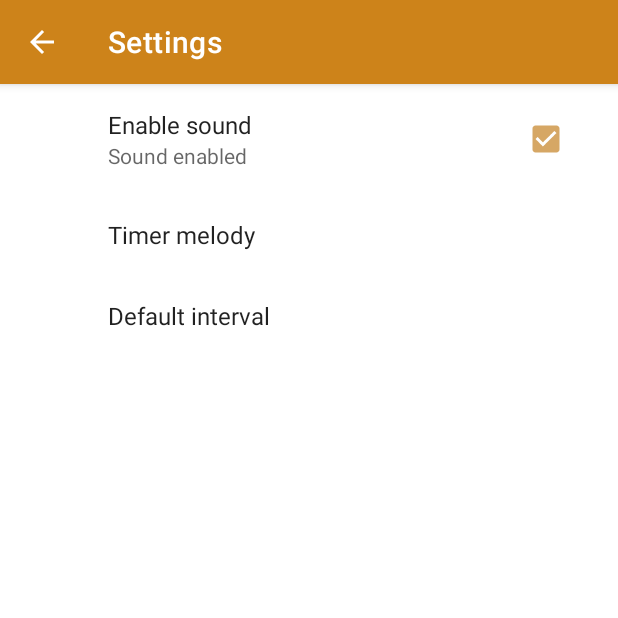
After one commit to marselich/CoolTimer, an Android app: the SettingsActivity screen opened directly, with no data from a screen before it, on a phone screen of 412 x 824 dp, the top half of it. The commit adds this screen. Run offline under Robolectric (Android 15) with nearby library versions, the phone set to English and light mode, and no system bars; our stand-ins replace androidx.preference.

Commit message:
Finished with preferences

```diff
--- a/app/build.gradle
+++ b/app/build.gradle
@@ -32,6 +32,7 @@ dependencies {
     implementation 'androidx.appcompat:appcompat:1.4.2'
     implementation 'com.google.android.material:material:1.6.1'
     implementation 'androidx.constraintlayout:constraintlayout:2.1.4'
+    implementation 'androidx.preference:preference:1.2.0'
     testImplementation 'junit:junit:4.13.2'
     androidTestImplementation 'androidx.test.ext:junit:1.1.3'
     androidTestImplementation 'androidx.test.espresso:espresso-core:3.4.0'
--- /dev/null
+++ b/app/src/main/java/ru/kalievmars/cooltimer/SettingsActivity.java
@@ -0,0 +1,14 @@
+package ru.kalievmars.cooltimer;
+
+import androidx.appcompat.app.AppCompatActivity;
+
+import android.os.Bundle;
+
+public class SettingsActivity extends AppCompatActivity {
+
+    @Override
+    protected void onCreate(Bundle savedInstanceState) {
+        super.onCreate(savedInstanceState);
+        setContentView(R.layout.activity_settings);
+    }
+}
--- /dev/null
+++ b/app/src/main/java/ru/kalievmars/cooltimer/SettingsFragment.java
@@ -0,0 +1,14 @@
+package ru.kalievmars.cooltimer;
+
+
+import android.os.Bundle;
+
+import androidx.annotation.Nullable;
+import androidx.preference.PreferenceFragmentCompat;
+
+public class SettingsFragment extends PreferenceFragmentCompat {
+    @Override
+    public void onCreatePreferences(@Nullable Bundle savedInstanceState, @Nullable String rootKey) {
+        addPreferencesFromResource(R.xml.timer_preferences);
+    }
+}
--- a/app/src/main/res/layout/activity_main.xml
+++ b/app/src/main/res/layout/activity_main.xml
@@ -41,6 +41,7 @@
         android:shadowDy="3"
         android:shadowDx="3"
         android:shadowColor="@color/black"
+        android:textColor="@color/white"
         app:layout_constraintBottom_toBottomOf="@+id/imageView"
         app:layout_constraintEnd_toEndOf="parent"
         app:layout_constraintLeft_toLeftOf="parent"
--- /dev/null
+++ b/app/src/main/res/values/arrays.xml
@@ -0,0 +1,15 @@
+<?xml version="1.0" encoding="utf-8"?>
+<resources>
+    <string-array name="preference.timer_melody.labels">
+        <item>Bell №1</item>
+        <item>Bell №2</item>
+        <item>Bell №3</item>
+    </string-array>
+
+    <string-array name="preference.timer_melody.values">
+        <item>bell</item>
+        <item>bell2</item>
+        <item>bell3</item>
+    </string-array>
+
+</resources>
--- a/app/src/main/res/values/themes.xml
+++ b/app/src/main/res/values/themes.xml
@@ -12,7 +12,7 @@
         <!-- Status bar color. -->
         <item name="android:statusBarColor" tools:targetApi="l">?attr/colorPrimaryVariant</item>
         <!-- Customize your theme here. -->
+        <item name="preferenceTheme">@style/PreferenceThemeOverlay</item>
 
-        <item name="android:textColor">@color/white</item>
     </style>
 </resources>
--- /dev/null
+++ b/app/src/main/res/xml/timer_preferences.xml
@@ -0,0 +1,25 @@
+<?xml version="1.0" encoding="utf-8"?>
+<PreferenceScreen xmlns:android="http://schemas.android.com/apk/res/android"
+    xmlns:app="http://schemas.android.com/apk/res-auto">
+    <CheckBoxPreference
+        android:defaultValue="true"
+        android:key="enable_sound"
+        android:title="Enable sound"
+        android:summaryOn="Sound enabled"
+        android:summaryOff="sound disabled"
+        />
+
+    <ListPreference
+        android:entries="@array/preference.timer_melody.labels"
+        android:entryValues="@array/preference.timer_melody.values"
+        android:key="timer_melody"
+        android:title="Timer melody"
+        app:defaultValue="bell" />
+
+    <EditTextPreference
+        android:key="default_interval"
+        android:title="Default interval"
+        android:defaultValue="30"
+
+        />
+</PreferenceScreen>
```
Also changed, not shown: app/src/main/AndroidManifest.xml (+11 -0 lines), app/src/main/java/ru/kalievmars/cooltimer/AboutActivity.java (added, +14 -0 lines), app/src/main/java/ru/kalievmars/cooltimer/MainActivity.java (+76 -7 lines), app/src/main/res/drawable/drawable_panel_menu.xml (added, +17 -0 lines), app/src/main/res/layout/activity_about.xml (added, +9 -0 lines), app/src/main/res/layout/activity_settings.xml (added, +10 -0 lines), app/src/main/res/menu/timer_menu.xml (added, +20 -0 lines), 4 other files.
